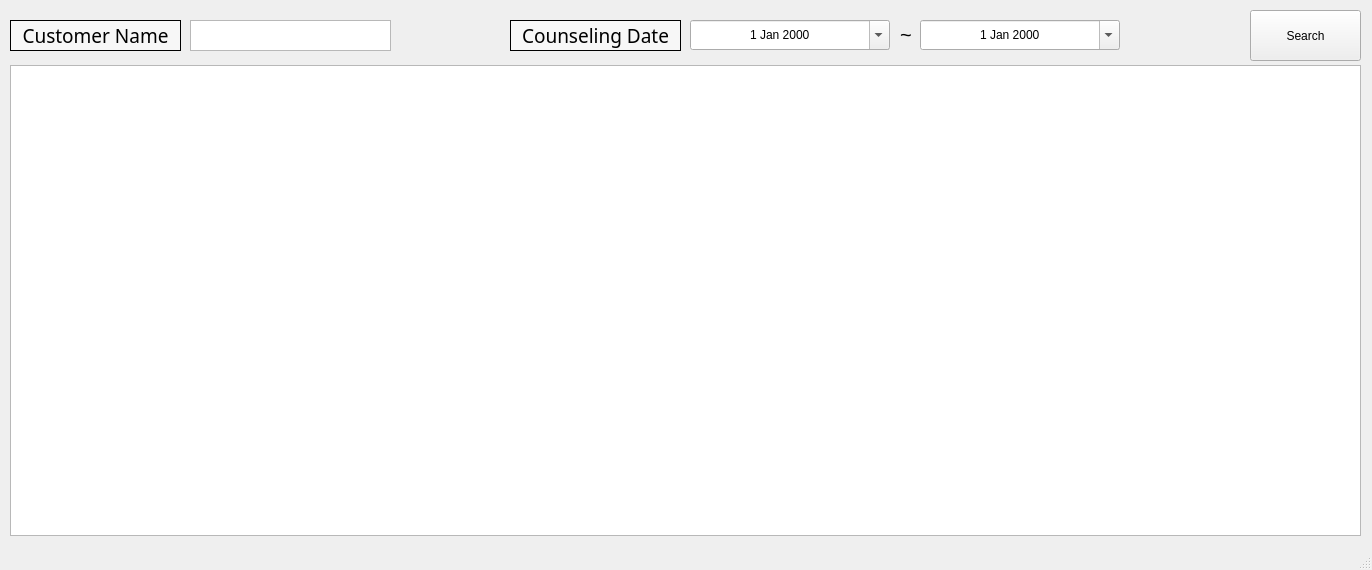
This is app/src/pages/search/counseling.ui in DY-Microfinance-Customer-Management/dymf-algorithm as Qt 5 draws it before an edit. The edited form follows.
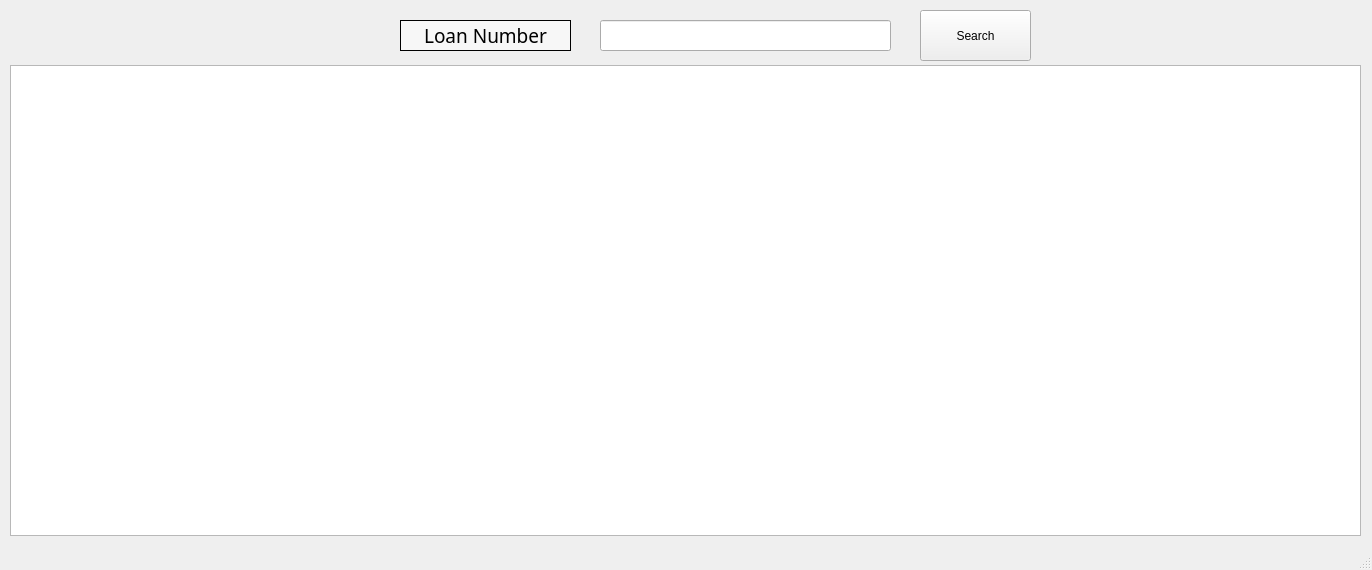
This is the edited form.

```diff
--- a/app/src/pages/search/counseling.ui
+++ b/app/src/pages/search/counseling.ui
@@ -14,30 +14,7 @@
    <string>Counseling Search</string>
   </property>
   <widget class="QWidget" name="centralwidget">
-   <widget class="QPushButton" name="SearchButton">
-    <property name="geometry">
-     <rect>
-      <x>1250</x>
-      <y>10</y>
-      <width>111</width>
-      <height>51</height>
-     </rect>
-    </property>
-    <property name="text">
-     <string>Search</string>
-    </property>
-   </widget>
-   <widget class="QTextEdit" name="CustomerName">
-    <property name="geometry">
-     <rect>
-      <x>190</x>
-      <y>20</y>
-      <width>201</width>
-      <height>31</height>
-     </rect>
-    </property>
-   </widget>
-   <widget class="QTableView" name="CounselingTable">
+   <widget class="QTableView" name="counselingTable">
     <property name="geometry">
      <rect>
       <x>10</x>
@@ -47,146 +24,20 @@
      </rect>
     </property>
    </widget>
-   <widget class="QDateEdit" name="LastDate">
+   <widget class="QLineEdit" name="loanNumber">
     <property name="geometry">
      <rect>
-      <x>920</x>
+      <x>600</x>
       <y>20</y>
-      <width>200</width>
-      <height>30</height>
-     </rect>
-    </property>
-    <property name="minimumSize">
-     <size>
-      <width>200</width>
-      <height>0</height>
-     </size>
-    </property>
-    <property name="maximumSize">
-     <size>
-      <width>200</width>
-      <height>16777215</height>
-     </size>
-    </property>
-    <property name="mouseTracking">
-     <bool>false</bool>
-    </property>
-    <property name="focusPolicy">
-     <enum>Qt::TabFocus</enum>
-    </property>
-    <property name="autoFillBackground">
-     <bool>false</bool>
-    </property>
-    <property name="locale">
-     <locale language="English" country="UnitedStates"/>
-    </property>
-    <property name="frame">
-     <bool>true</bool>
-    </property>
-    <property name="alignment">
-     <set>Qt::AlignCenter</set>
-    </property>
-    <property name="buttonSymbols">
-     <enum>QAbstractSpinBox::UpDownArrows</enum>
-    </property>
-    <property name="accelerated">
-     <bool>false</bool>
-    </property>
-    <property name="correctionMode">
-     <enum>QAbstractSpinBox::CorrectToPreviousValue</enum>
-    </property>
-    <property name="calendarPopup">
-     <bool>true</bool>
-    </property>
-    <property name="date">
-     <date>
-      <year>2000</year>
-      <month>1</month>
-      <day>1</day>
-     </date>
-    </property>
-   </widget>
-   <widget class="QLabel" name="label_4">
-    <property name="geometry">
-     <rect>
-      <x>900</x>
-      <y>19</y>
-      <width>16</width>
+      <width>291</width>
       <height>31</height>
      </rect>
-    </property>
-    <property name="font">
-     <font>
-      <pointsize>15</pointsize>
-     </font>
-    </property>
-    <property name="text">
-     <string>~</string>
-    </property>
-   </widget>
-   <widget class="QDateEdit" name="StartDate">
-    <property name="geometry">
-     <rect>
-      <x>690</x>
-      <y>20</y>
-      <width>200</width>
-      <height>30</height>
-     </rect>
-    </property>
-    <property name="minimumSize">
-     <size>
-      <width>200</width>
-      <height>0</height>
-     </size>
-    </property>
-    <property name="maximumSize">
-     <size>
-      <width>200</width>
-      <height>16777215</height>
-     </size>
-    </property>
-    <property name="mouseTracking">
-     <bool>false</bool>
-    </property>
-    <property name="focusPolicy">
-     <enum>Qt::TabFocus</enum>
-    </property>
-    <property name="autoFillBackground">
-     <bool>false</bool>
-    </property>
-    <property name="locale">
-     <locale language="English" country="UnitedStates"/>
-    </property>
-    <property name="frame">
-     <bool>true</bool>
-    </property>
-    <property name="alignment">
-     <set>Qt::AlignCenter</set>
-    </property>
-    <property name="buttonSymbols">
-     <enum>QAbstractSpinBox::UpDownArrows</enum>
-    </property>
-    <property name="accelerated">
-     <bool>false</bool>
-    </property>
-    <property name="correctionMode">
-     <enum>QAbstractSpinBox::CorrectToPreviousValue</enum>
-    </property>
-    <property name="calendarPopup">
-     <bool>true</bool>
-    </property>
-    <property name="date">
-     <date>
-      <year>2000</year>
-      <month>1</month>
-      <day>1</day>
-     </date>
     </property>
    </widget>
    <widget class="QLabel" name="label_16">
     <property name="geometry">
      <rect>
-      <x>10</x>
+      <x>400</x>
       <y>20</y>
       <width>171</width>
       <height>31</height>
@@ -205,38 +56,23 @@
      <enum>QFrame::Box</enum>
     </property>
     <property name="text">
-     <string>Customer Name</string>
+     <string>Loan Number</string>
     </property>
     <property name="alignment">
      <set>Qt::AlignCenter</set>
     </property>
    </widget>
-   <widget class="QLabel" name="label_17">
+   <widget class="QPushButton" name="searchButton">
     <property name="geometry">
      <rect>
-      <x>510</x>
-      <y>20</y>
-      <width>171</width>
-      <height>31</height>
+      <x>920</x>
+      <y>10</y>
+      <width>111</width>
+      <height>51</height>
      </rect>
     </property>
-    <property name="font">
-     <font>
-      <family>Agency FB</family>
-      <pointsize>14</pointsize>
-     </font>
-    </property>
-    <property name="styleSheet">
-     <string notr="true">background-color:rgb(247, 247, 247)</string>
-    </property>
-    <property name="frameShape">
-     <enum>QFrame::Box</enum>
-    </property>
     <property name="text">
-     <string>Counseling Date</string>
-    </property>
-    <property name="alignment">
-     <set>Qt::AlignCenter</set>
+     <string>Search</string>
     </property>
    </widget>
   </widget>
```
